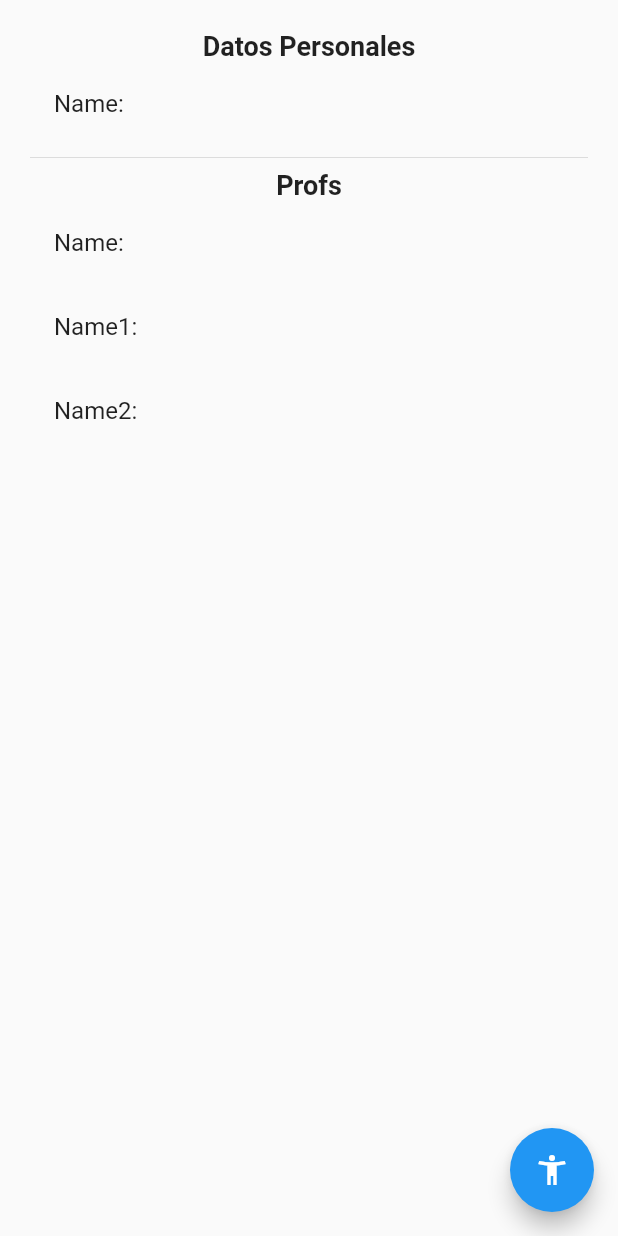
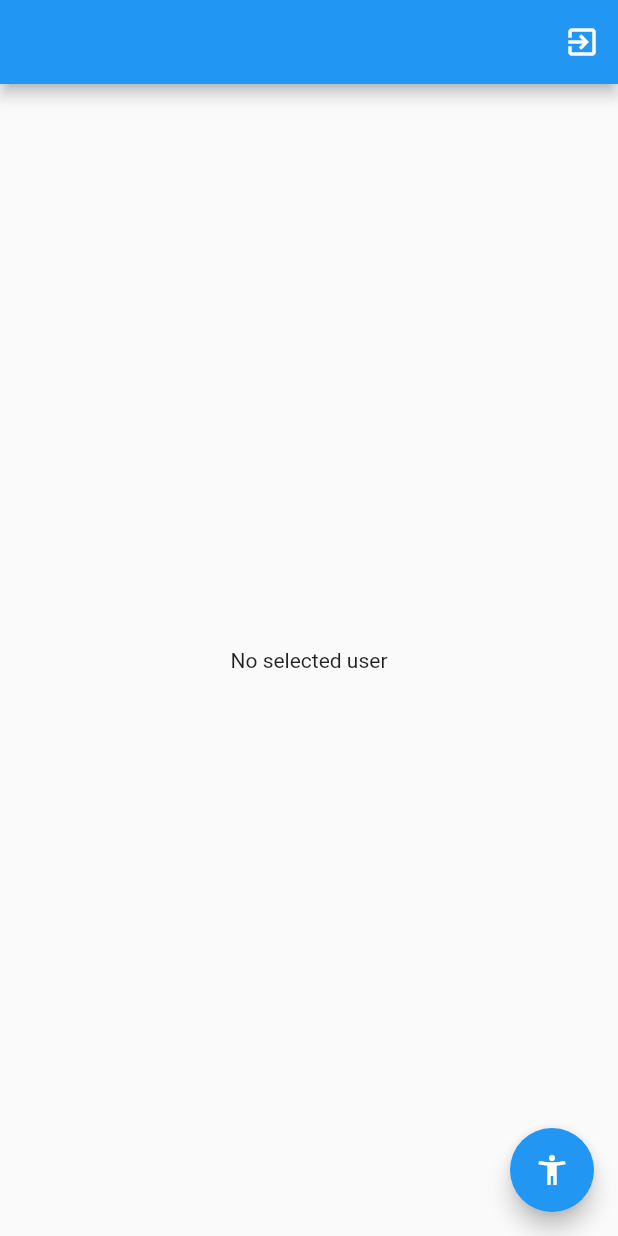
Before and after one commit to ecolque/flutter-singleton, a Flutter app: the screen it shows after launch, on a phone screen of 412 x 824 dp. Run offline on Flutter 3.47's test engine with Material 2 defaults, Android fonts, the phone set to English and light mode, and no system bars; our stand-ins replace flutter_bloc.

Commit message:
end cubit

```diff
--- /dev/null
+++ b/lib/bloc/user/user_cubit.dart
@@ -0,0 +1,37 @@
+import 'package:flutter_bloc/flutter_bloc.dart';
+import 'package:meta/meta.dart';
+import 'package:states/models/user.dart';
+part 'user_state.dart';
+
+class UserCubit extends Cubit<UserState> {
+  UserCubit() : super(UserInitial());
+
+  void selectedUser(User user) {
+    emit(new UserSelected(user));
+  }
+
+  void setAge(int age) {
+    final currentState = state;
+    if (currentState is UserSelected) {
+      final newUser = currentState.user.copyWith(edad: age);
+      emit(new UserSelected(newUser));
+    }
+  }
+
+  void addProfs(String prof) {
+    final currentState = state;
+    if (currentState is UserSelected) {
+      // final prof1 = currentState.user.profs.add(prof);
+      final addProf = [
+        ...currentState.user.profs,
+        '${currentState.user.profs.length + 1}'
+      ];
+      final newUser = currentState.user.copyWith(profs: addProf);
+      emit(new UserSelected(newUser));
+    }
+  }
+
+  void deleteUser() {
+    emit(UserInitial());
+  }
+}
--- /dev/null
+++ b/lib/bloc/user/user_state.dart
@@ -0,0 +1,15 @@
+part of 'user_cubit.dart';
+
+@immutable
+abstract class UserState {}
+
+class UserInitial extends UserState {
+  final existsUser = false;
+}
+
+class UserSelected extends UserState {
+  final existsUser = true;
+  final User user;
+
+  UserSelected(this.user);
+}
--- a/lib/main.dart
+++ b/lib/main.dart
@@ -1,4 +1,6 @@
 import 'package:flutter/material.dart';
+import 'package:flutter_bloc/flutter_bloc.dart';
+import 'package:states/bloc/user/user_cubit.dart';
 import 'package:states/pages/page1_page.dart';
 import 'package:states/pages/page2_page.dart';
 
@@ -10,13 +12,16 @@ class MyApp extends StatelessWidget {
   // This widget is the root of your application.
   @override
   Widget build(BuildContext context) {
-    return MaterialApp(
+    return MultiBlocProvider(
+      providers: [BlocProvider(create: (_) => new UserCubit())],
+      child: MaterialApp(
         title: 'Flutter Demo',
         initialRoute: 'page1',
         routes: {
           'page1': (_) => Page1Page(),
           'page2': (_) => Page2Page(),
         },
+      ),
     );
   }
 }
--- a/lib/models/user.dart
+++ b/lib/models/user.dart
@@ -1,7 +1,12 @@
 class User {
-  String name;
-  int age;
-  List<String> profs;
+  final String name;
+  final int age;
+  final List<String> profs;
 
   User({this.name, this.age, this.profs});
+
+  copyWith({String name, int edad, List<String> profs}) => User(
+      name: name ?? this.name,
+      age: edad ?? this.age,
+      profs: profs ?? this.profs);
 }
--- a/lib/pages/page1_page.dart
+++ b/lib/pages/page1_page.dart
@@ -1,12 +1,23 @@
 import 'package:flutter/cupertino.dart';
 import 'package:flutter/material.dart';
+import 'package:flutter_bloc/flutter_bloc.dart';
+import 'package:states/bloc/user/user_cubit.dart';
+import 'package:states/models/user.dart';
 
 class Page1Page extends StatelessWidget {
   // This widget is the root of your application.
   @override
   Widget build(BuildContext context) {
     return Scaffold(
-      body: InfWidget(),
+      appBar: AppBar(
+        actions: [
+          IconButton(
+            icon: Icon(Icons.exit_to_app),
+            onPressed: () => context.bloc<UserCubit>().deleteUser(),
+          )
+        ],
+      ),
+      body: BodyStaffold(),
       floatingActionButton: FloatingActionButton(
         child: Icon(Icons.accessibility_new),
         onPressed: () => Navigator.pushNamed(context, 'page2'),
@@ -15,7 +26,41 @@ class Page1Page extends StatelessWidget {
   }
 }
 
+class BodyStaffold extends StatelessWidget {
+  @override
+  Widget build(BuildContext context) {
+    return BlocBuilder<UserCubit, UserState>(
+      builder: (_, state) {
+        print(state);
+        switch (state.runtimeType) {
+          case UserInitial:
+            return Center(child: Text('No selected user'));
+          case UserSelected:
+            return InfWidget((state as UserSelected).user);
+          default:
+            return Center(child: Text('not state'));
+        }
+        /* if (state is UserInitial) {
+          return Center(
+            child: Text('No selected user'),
+          );
+        } else if (state is UserSelected) {
+          return InfWidget(state.user);
+        } else {
+          return Center(
+            child: Text('not state'),
+          );
+        }*/
+      },
+    );
+  }
+}
+
 class InfWidget extends StatelessWidget {
+  final User user;
+
+  const InfWidget(this.user);
+
   @override
   Widget build(BuildContext context) {
     return Container(
@@ -28,16 +73,19 @@ class InfWidget extends StatelessWidget {
               fontSize: 18,
               fontWeight: FontWeight.bold,
             )),
-        ListTile(title: Text('Name: ')),
+        ListTile(title: Text('User: ${user.name}')),
+        ListTile(title: Text('Edad: ${user.age}')),
         Divider(),
         Text('Profs',
             style: TextStyle(
               fontSize: 18,
               fontWeight: FontWeight.bold,
             )),
-        ListTile(title: Text('Name: ')),
-        ListTile(title: Text('Name1: ')),
-        ListTile(title: Text('Name2: '))
+        ...user.profs
+            .map((e) => ListTile(
+                  title: Text(e),
+                ))
+            .toList()
       ]),
     );
   }
--- a/lib/pages/page2_page.dart
+++ b/lib/pages/page2_page.dart
@@ -1,10 +1,15 @@
 import 'package:flutter/cupertino.dart';
 import 'package:flutter/material.dart';
+import 'package:flutter_bloc/flutter_bloc.dart';
+import 'package:states/bloc/user/user_cubit.dart';
+import 'package:states/models/user.dart';
 
 class Page2Page extends StatelessWidget {
   // This widget is the root of your application.
   @override
   Widget build(BuildContext context) {
+    final userCubit = context.bloc<UserCubit>();
+
     return Scaffold(
       appBar: AppBar(
         title: Text('page2'),
@@ -16,17 +21,25 @@ class Page2Page extends StatelessWidget {
           MaterialButton(
             child: Text('Set user'),
             color: Colors.blue[100],
-            onPressed: () {},
+            onPressed: () {
+              final newUser = new User(
+                  name: 'new name', age: 50, profs: ['developer', 'test']);
+              userCubit.selectedUser(newUser);
+            },
           ),
           MaterialButton(
             child: Text('Change'),
             color: Colors.blue[100],
-            onPressed: () {},
+            onPressed: () {
+              userCubit.setAge(60);
+            },
           ),
           MaterialButton(
             child: Text('Add'),
             color: Colors.blue[100],
-            onPressed: () {},
+            onPressed: () {
+              userCubit.addProfs('test');
+            },
           )
         ],
       )),
--- a/pubspec.yaml
+++ b/pubspec.yaml
@@ -28,7 +28,7 @@ dependencies:
   # The following adds the Cupertino Icons font to your application.
   # Use with the CupertinoIcons class for iOS style icons.
   cupertino_icons: ^1.0.0
-
+  flutter_bloc: ^6.1.1
 dev_dependencies:
   flutter_test:
     sdk: flutter
```
Also changed, not shown: pubspec.lock. Lines whose indentation alone changed are shown as unchanged.
